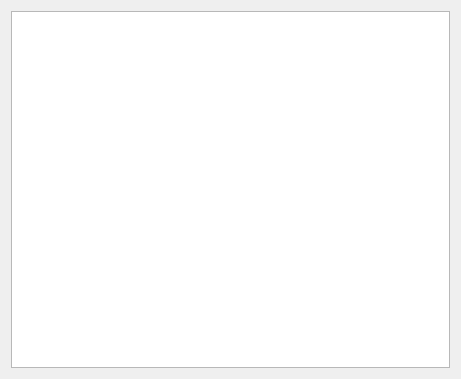
Old version of the form src/GUI/IPSModule/ImageProcessingSystem/WaveHeightIPS/RealTimeDataDisplayer/realtimedatadisplayer.ui in the repository aguperezpala/hvdrt.
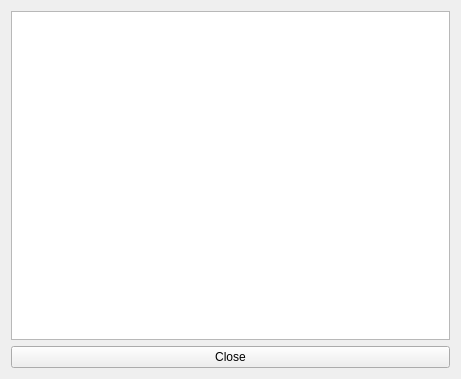
New version of the form.

Diff of the .ui file:
```diff
--- a/src/GUI/IPSModule/ImageProcessingSystem/WaveHeightIPS/RealTimeDataDisplayer/realtimedatadisplayer.ui
+++ b/src/GUI/IPSModule/ImageProcessingSystem/WaveHeightIPS/RealTimeDataDisplayer/realtimedatadisplayer.ui
@@ -13,10 +13,17 @@
   <property name="windowTitle">
    <string>RealTimeDataDisplayer</string>
   </property>
-  <layout class="QHBoxLayout" name="horizontalLayout">
+  <layout class="QVBoxLayout" name="verticalLayout">
    <item>
     <widget class="QGraphicsView" name="graphicsView"/>
    </item>
+   <item>
+    <widget class="QPushButton" name="done_button">
+     <property name="text">
+      <string>Close</string>
+     </property>
+    </widget>
+   </item>
   </layout>
  </widget>
  <layoutdefault spacing="6" margin="11"/>
```
